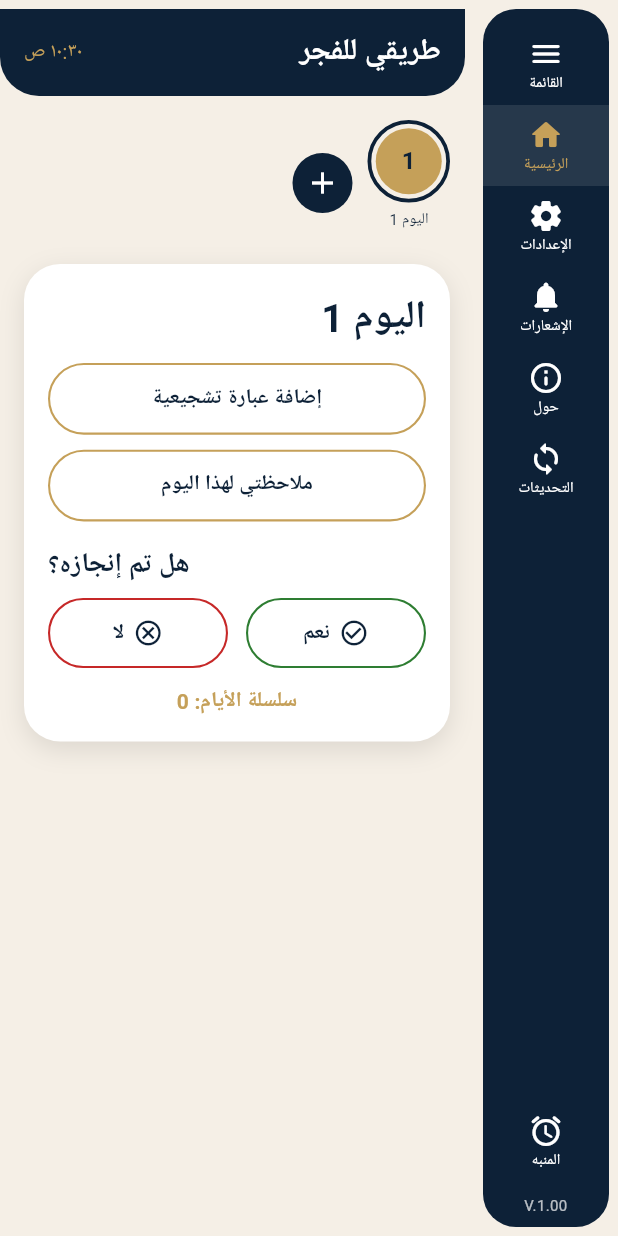
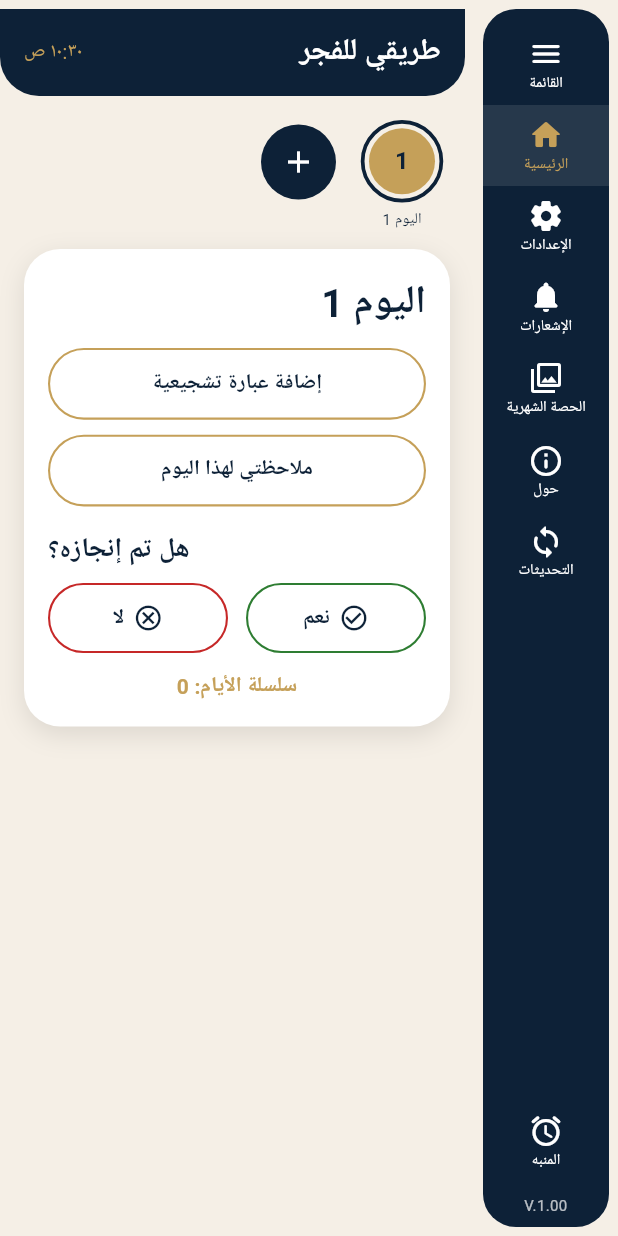
Before and after one commit to LUQ-07/my_path_to_fajr, a Flutter app: the screen it shows after launch, on a phone screen of 412 x 824 dp. Run offline on Flutter 3.47's test engine with Material 3 defaults, Android fonts, the phone set to English and light mode, and no system bars; our stand-ins replace audioplayers, file_picker, flutter_local_notifications, flutter_riverpod, flutter_secure_storage, hive_flutter and 1 more; missing offline and left inert: alarm; accounts and stored records are empty.

Commit message:
New features and icon

```diff
--- a/lib/l10n/app_strings.dart
+++ b/lib/l10n/app_strings.dart
@@ -91,6 +91,12 @@ class AppStrings {
     'addTone': {'ar': 'إضافة نغمة من الهاتف', 'en': 'Add tone from phone', 'fr': 'Ajouter une sonnerie du téléphone'},
     'deleteTone': {'ar': 'حذف النغمة', 'en': 'Delete tone', 'fr': 'Supprimer la sonnerie'},
     'toneTooBig': {'ar': 'الملف كبير (الحد 15 ميغا)', 'en': 'File too large (max 15 MB)', 'fr': 'Fichier trop volumineux (15 Mo max)'},
+    'monthly': {'ar': 'الحصة الشهرية', 'en': 'Monthly session', 'fr': 'Séance du mois'},
+    'pickImage': {'ar': 'اختيار صورة', 'en': 'Choose image', 'fr': 'Choisir une image'},
+    'changeImage': {'ar': 'تغيير الصورة', 'en': 'Change image', 'fr': 'Changer l\'image'},
+    'deleteImage': {'ar': 'حذف الصورة', 'en': 'Remove image', 'fr': 'Supprimer l\'image'},
+    'noImage': {'ar': 'لم تختر صورة بعد. اضغط لاختيار صورة من هاتفك.', 'en': 'No image yet. Tap to choose one from your phone.', 'fr': 'Aucune image. Appuyez pour en choisir une.'},
+    'zoomHint': {'ar': 'يمكنك التكبير والتصغير بإصبعين', 'en': 'Pinch to zoom', 'fr': 'Pincez pour zoomer'},
     'light': {'ar': 'فاتح', 'en': 'Light', 'fr': 'Clair'},
     'dark': {'ar': 'داكن', 'en': 'Dark', 'fr': 'Sombre'},
   };
--- a/lib/presentation/screens/home_screen.dart
+++ b/lib/presentation/screens/home_screen.dart
@@ -25,11 +25,18 @@ Widget _badge(BuildContext context, int i, bool? done, bool selected) {
   );
 }
 
-class HomeScreen extends ConsumerWidget {
+class HomeScreen extends ConsumerStatefulWidget {
   const HomeScreen({super.key});
+  @override
+  ConsumerState<HomeScreen> createState() => _HomeScreenState();
+}
+
+class _HomeScreenState extends ConsumerState<HomeScreen> {
+  /// The day card is shown after tapping a day; tapping the same day again hides it.
+  bool _open = true;
 
   @override
-  Widget build(BuildContext context, WidgetRef ref) {
+  Widget build(BuildContext context) {
     final s = AppStrings.of(context);
     final d = ref.watch(daysProvider);
     final n = ref.read(daysProvider.notifier);
@@ -40,39 +47,60 @@ class HomeScreen extends ConsumerWidget {
     final done = e['done'] as bool?;
 
     return ListView(padding: const EdgeInsets.all(16), children: [
-      SizedBox(
-        height: 84,
-        child: ListView(scrollDirection: Axis.horizontal, children: [
+      // Days fill a row, then continue on the next row. Scrolls when there are many days.
+      ConstrainedBox(
+        constraints: const BoxConstraints(maxHeight: 230),
+        child: SingleChildScrollView(
+          child: Wrap(
+            spacing: 12,
+            runSpacing: 10,
+            children: [
               for (var i = 1; i <= d.count; i++)
-            Padding(
-              padding: const EdgeInsetsDirectional.only(end: 10),
-              child: GestureDetector(
-                onTap: () => n.select(i),
+                GestureDetector(
+                  onTap: () {
+                    if (i == d.selected && _open) {
+                      setState(() => _open = false);
+                    } else {
+                      n.select(i);
+                      setState(() => _open = true);
+                    }
+                  },
+                  child: SizedBox(
+                    width: 64,
                     child: Column(children: [
-                  _badge(context, i, d.entries['$i']?['done'] as bool?, i == d.selected),
+                      _badge(context, i, d.entries['$i']?['done'] as bool?, i == d.selected && _open),
                       const SizedBox(height: 4),
-                  Text(s.t('dayN', {'n': '$i'}), style: const TextStyle(fontSize: 10)),
+                      Text(s.t('dayN', {'n': '$i'}), maxLines: 1, overflow: TextOverflow.ellipsis, style: const TextStyle(fontSize: 10)),
                     ]),
                   ),
                 ),
               GestureDetector(
-            onTap: n.addDay,
-            child: const CircleAvatar(radius: 20, backgroundColor: AppColors.navy, child: Icon(Icons.add, color: Colors.white)),
+                onTap: () async {
+                  await n.addDay();
+                  setState(() => _open = true);
+                },
+                child: const Padding(
+                  padding: EdgeInsets.only(top: 3),
+                  child: CircleAvatar(radius: 25, backgroundColor: AppColors.navy, child: Icon(Icons.add, color: Colors.white)),
                 ),
-        ]),
+              ),
+            ],
+          ),
+        ),
       ),
       const SizedBox(height: 12),
+      if (_open)
         CardBox(
           child: Column(crossAxisAlignment: CrossAxisAlignment.stretch, children: [
             Text(s.t('dayN', {'n': '${d.selected}'}), style: const TextStyle(fontSize: 26, fontWeight: FontWeight.bold)),
             const SizedBox(height: 12),
             if (quote.isNotEmpty)
               Padding(padding: const EdgeInsets.only(bottom: 10), child: Text(quote, textAlign: TextAlign.center, style: const TextStyle(fontStyle: FontStyle.italic))),
-          PillButton(label: s.t('addQuote'), onTap: () => _pickQuote(context, ref, lang)),
+            PillButton(label: s.t('addQuote'), onTap: () => _pickQuote(context, lang)),
             const SizedBox(height: 10),
             if (note.isNotEmpty)
               Padding(padding: const EdgeInsets.only(bottom: 10), child: Text(note, textAlign: TextAlign.center)),
-          PillButton(label: s.t('myNote'), onTap: () => _editNote(context, ref, note)),
+            PillButton(label: s.t('myNote'), onTap: () => _editNote(context, note)),
             const SizedBox(height: 16),
             Text(s.t('completed'), textAlign: TextAlign.end, style: const TextStyle(fontSize: 18, fontWeight: FontWeight.bold)),
             const SizedBox(height: 8),
@@ -88,7 +116,7 @@ class HomeScreen extends ConsumerWidget {
     ]);
   }
 
-  Future<void> _editNote(BuildContext context, WidgetRef ref, String current) async {
+  Future<void> _editNote(BuildContext context, String current) async {
     final s = AppStrings.of(context);
     final r = await showDialog<String>(
       context: context,
@@ -98,7 +126,7 @@ class HomeScreen extends ConsumerWidget {
     await ref.read(daysProvider.notifier).setNote(Sanitizer.clean(r, max: 500, multiline: true));
   }
 
-  Future<void> _pickQuote(BuildContext context, WidgetRef ref, String lang) async {
+  Future<void> _pickQuote(BuildContext context, String lang) async {
     final r = await showModalBottomSheet<String>(
       context: context,
       isScrollControlled: true,
--- a/lib/presentation/screens/main_shell.dart
+++ b/lib/presentation/screens/main_shell.dart
@@ -8,6 +8,7 @@ import '../../l10n/app_strings.dart';
 import 'about_screen.dart';
 import 'alarm_screen.dart';
 import 'home_screen.dart';
+import 'monthly_screen.dart';
 import 'notifications_screen.dart';
 import 'settings_screen.dart';
 import 'updates_screen.dart';
@@ -24,7 +25,7 @@ class _MainShellState extends State<MainShell> {
   int _index = 0;
   bool _expanded = true;
 
-  static const _pages = <Widget>[HomeScreen(), SettingsScreen(), NotificationsScreen(), AboutScreen(), UpdatesScreen(), AlarmScreen()];
+  static const _pages = <Widget>[HomeScreen(), SettingsScreen(), NotificationsScreen(), AboutScreen(), UpdatesScreen(), AlarmScreen(), MonthlyScreen()];
 
   @override
   Widget build(BuildContext context) {
@@ -33,6 +34,7 @@ class _MainShellState extends State<MainShell> {
       (0, Icons.home_rounded, s.t('home')),
       (1, Icons.settings_rounded, s.t('settings')),
       (2, Icons.notifications_rounded, s.t('notifications')),
+      (6, Icons.photo_library_outlined, s.t('monthly')),
       (3, Icons.info_outline_rounded, s.t('about')),
       (4, Icons.sync_rounded, s.t('updates')),
     ];
--- a/lib/services/alarm_service.dart
+++ b/lib/services/alarm_service.dart
@@ -4,6 +4,8 @@ import 'package:flutter/foundation.dart';
 import '../core/security/secure_store.dart';
 import '../domain/models.dart';
 import 'tone_service.dart';
+import '../core/constants/fajr_quotes.dart';
+import '../l10n/app_strings.dart';
 
 /// Alarms use the `alarm` package (foreground service + full-screen intent) so they
 /// ring even when the app is closed or the phone is locked.
@@ -45,6 +47,9 @@ class AlarmService {
   }
 
   static Future<void> rescheduleAll(List<AlarmItem> items) async {
+    final lang = Settings.fromJson(SecureStore.read<Map<String, dynamic>>('settings')).lang;
+    final strings = AppStrings(lang);
+    final quote = fajrQuotes[DateTime.now().day % fajrQuotes.length].text(lang);
     for (final a in items) {
       await cancelFor(a.id);
       if (!a.enabled) continue;
@@ -61,9 +66,9 @@ class AlarmService {
               volume: 0.9,
               fadeDuration: 3.0,
               androidFullScreenIntent: true,
-              notificationSettings: const NotificationSettings(
-                title: 'طريقي للفجر',
-                body: 'الصلاة خير من النوم',
+              notificationSettings: NotificationSettings(
+                title: strings.t('notifTitle'),
+                body: quote,
                 stopButton: 'Stop',
               ),
             ),
--- a/lib/services/notification_service.dart
+++ b/lib/services/notification_service.dart
@@ -87,14 +87,15 @@ class NotificationService {
             when,
             NotificationDetails(
               android: AndroidNotificationDetails(
-                'fajr_reminders_v1',
+                'fajr_reminders_silent_v1', // new channel id: the old one had a sound
                 'Fajr reminders',
-                importance: Importance.max,
+                importance: Importance.high,
                 priority: Priority.high,
+                playSound: false,
+                enableVibration: false,
                 styleInformation: BigTextStyleInformation(body),
-                sound: const RawResourceAndroidNotificationSound('fajr_adhan'),
               ),
-              iOS: const DarwinNotificationDetails(presentSound: true),
+              iOS: const DarwinNotificationDetails(presentSound: false),
             ),
             androidScheduleMode: AndroidScheduleMode.exactAllowWhileIdle,
             uiLocalNotificationDateInterpretation: UILocalNotificationDateInterpretation.absoluteTime,
```
Also changed, not shown: lib/presentation/providers.dart (+46 -0 lines), lib/presentation/screens/alarm_screen.dart (+21 -19 lines), lib/presentation/screens/monthly_screen.dart (added, +66 -0 lines), lib/presentation/screens/ring_screen.dart (+6 -1 lines), lib/presentation/screens/settings_screen.dart (+44 -12 lines), 5 other files. Lines whose indentation alone changed are shown as unchanged.
